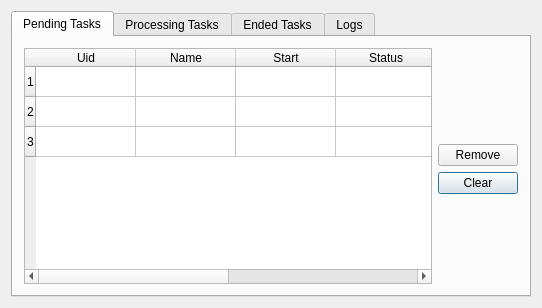
The window that new-gui/scheduler/SchedulerDlg.ui (altimetry/main) describes before a commit, drawn with Qt 5.
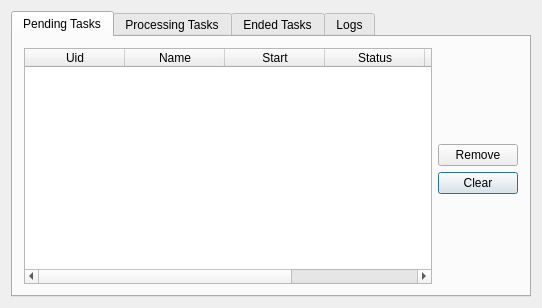
The same window after the commit. Icons and pictures are not drawn.

Commit message: Added LoadTasks method. Removed Grid lines in all tables of the scheduler GUI. Added build settings info at Brat Scheduler title.

```diff
--- a/new-gui/scheduler/SchedulerDlg.ui
+++ b/new-gui/scheduler/SchedulerDlg.ui
@@ -33,21 +33,6 @@
       <layout class="QGridLayout" name="gridLayout_2">
        <item row="0" column="0" rowspan="4">
         <widget class="QTableWidget" name="tablePendingTask">
-         <row>
-          <property name="text">
-           <string>1</string>
-          </property>
-         </row>
-         <row>
-          <property name="text">
-           <string>2</string>
-          </property>
-         </row>
-         <row>
-          <property name="text">
-           <string>3</string>
-          </property>
-         </row>
          <column>
           <property name="text">
            <string>Uid</string>
```
The commit also changes 5 other files.
